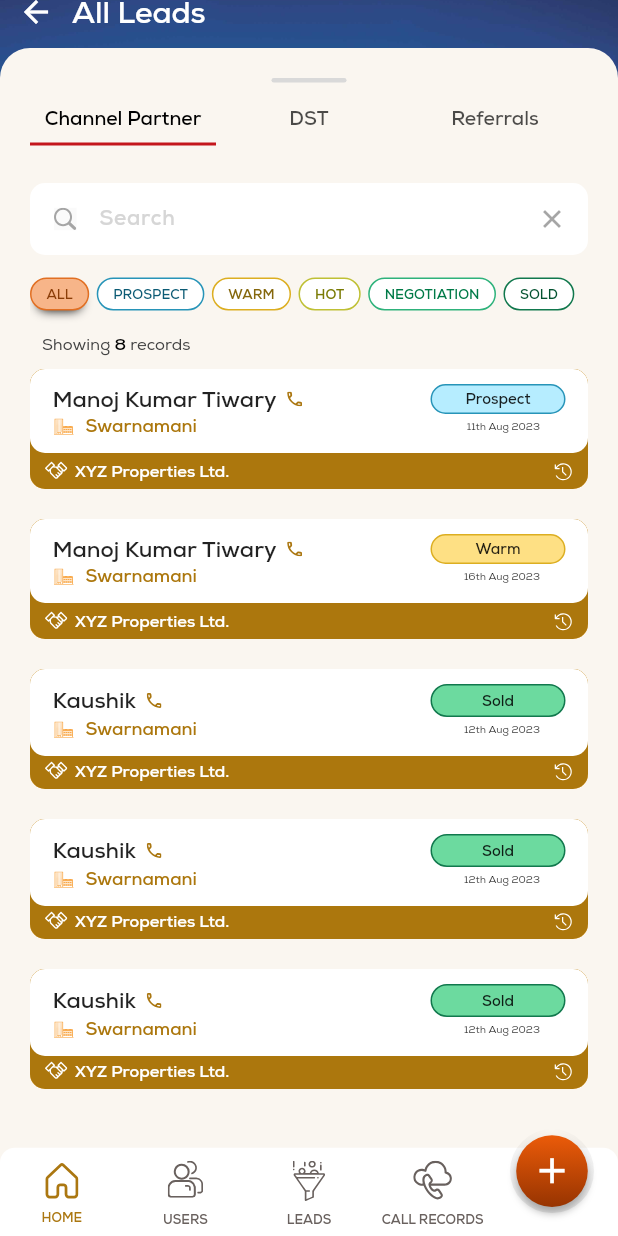
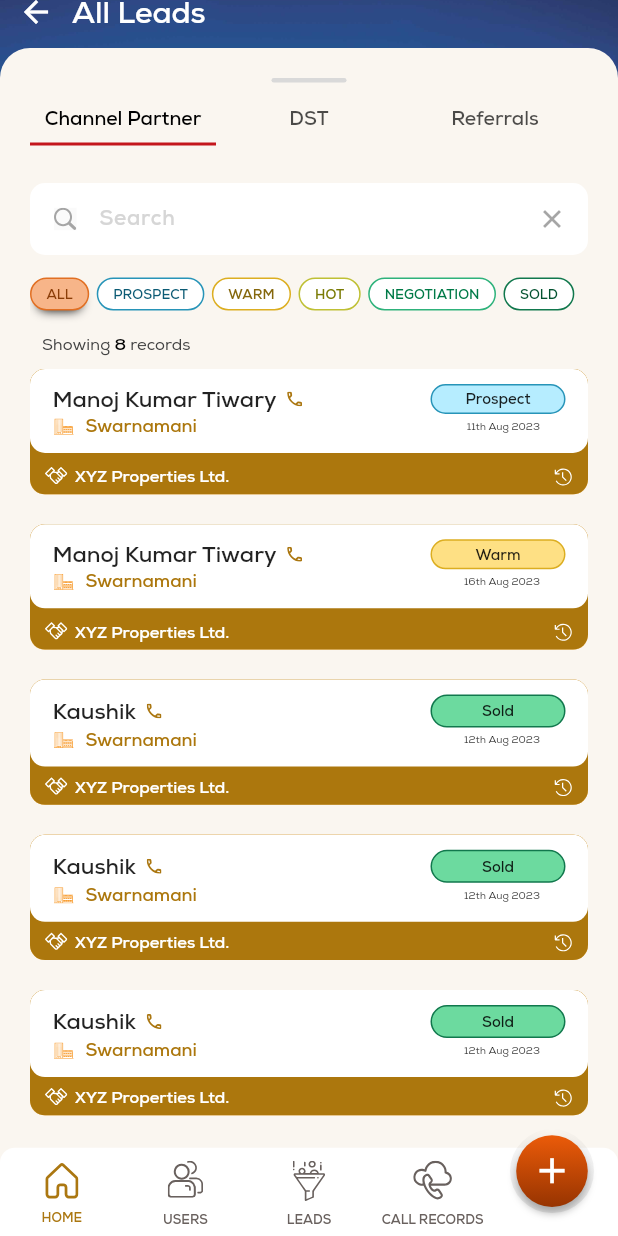
Before and after one commit to vikaspizone/leads, a Flutter app: the LeadsView screen opened by its route, scrolled down 58 dp, on a phone screen of 412 x 824 dp. Run offline on Flutter 3.47's test engine with Material 2 defaults, Android fonts, the phone set to English and light mode, and no system bars; drawn by our look-alikes of flutter_slidable; our stand-ins replace fl_chart, flip_card, flutter_svg, stacked, stacked_services, stacked_shared and 1 more.

Commit message:
fix design

```diff
--- a/lib/widgets/custom_lead_tile.dart
+++ b/lib/widgets/custom_lead_tile.dart
@@ -85,7 +85,9 @@ class _CustomTileState extends State<CustomTile>
               child: Stack(
                 children: [
                   Container(
-                    height: isShow ? 95 : 80,
+                    height: isShow
+                        ? screenDimension(context) / 12.83
+                        : screenDimension(context) / 14.8,
                     padding:
                         const EdgeInsets.symmetric(horizontal: 10, vertical: 5),
                     decoration: BoxDecoration(
```
